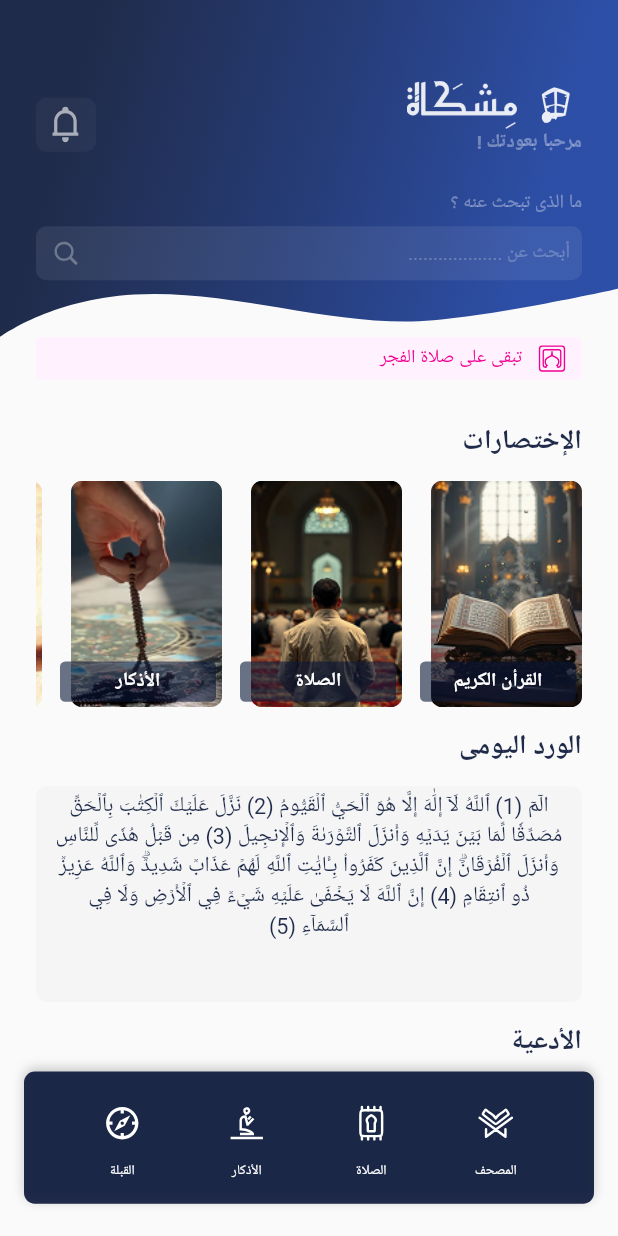
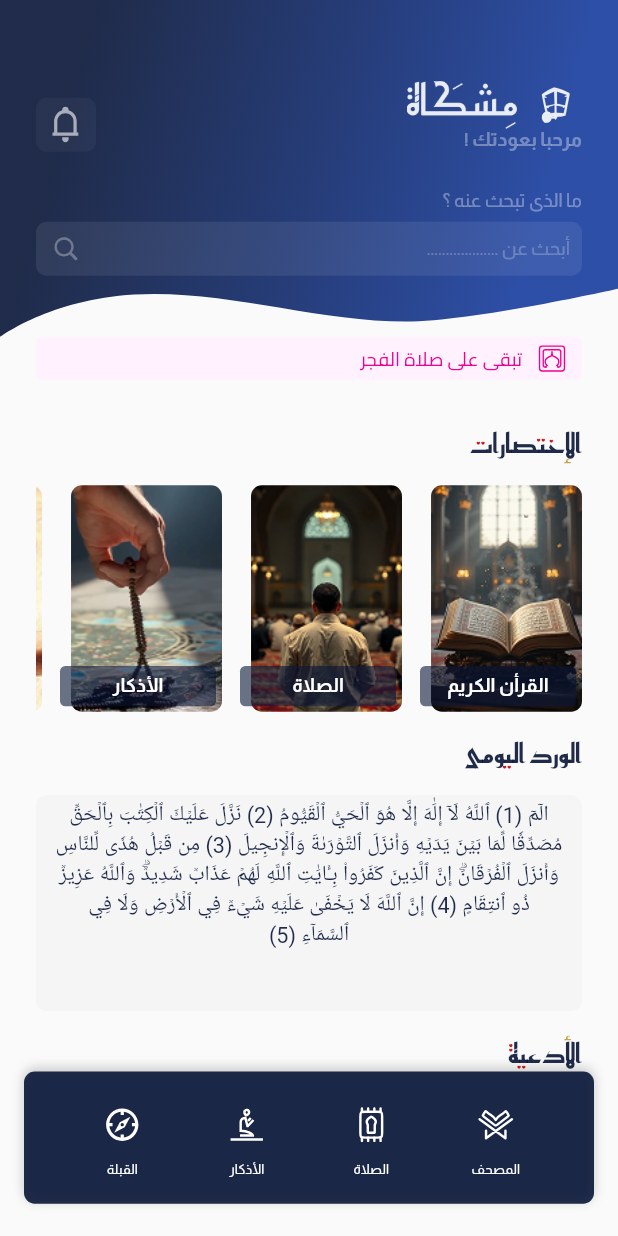
Before and after one commit to SalahFathy25/Islamic_App, a Flutter app: the HomeScreen screen opened by its route, on a phone screen of 412 x 824 dp. Run offline on Flutter 3.47's test engine with Material 3 defaults, Android fonts, the light colour scheme and no system bars; our stand-ins replace audioplayers, device_preview, dio, flutter_bloc, flutter_screenutil, flutter_svg and 5 more; accounts and stored records are empty; Roboto replaces fonts that are missing (AmiriQuran, assets/fonts/Almarai-Bold.ttf, assets/fonts/Almarai-Regular.ttf).

Commit message:
- change font family for app

```diff
--- a/lib/app/core/utils/font_style.dart
+++ b/lib/app/core/utils/font_style.dart
@@ -1,79 +1,78 @@
 import 'package:flutter/material.dart';
 import 'package:flutter_screenutil/flutter_screenutil.dart';
-import 'package:islamic_app/generated/assets.dart';
 
 import 'app_colors.dart';
 
 class AppFontStyle {
   static TextStyle fontAlmarai10w400White = TextStyle(
     fontSize: 10.sp,
-    fontFamily: Assets.fontsAlmaraiRegular,
+    fontFamily: 'Almarai',
     fontWeight: FontWeight.w400,
     color: AppColors.white,
   );
   static TextStyle fontAlmarai12w400mainColor = TextStyle(
     fontSize: 12.sp,
-    fontFamily: Assets.fontsAlmaraiRegular,
+    fontFamily: 'Almarai',
     fontWeight: FontWeight.w400,
     color: AppColors.mainColor,
   );
   static TextStyle fontAlmarai14w700White = TextStyle(
     fontSize: 14.sp,
-    fontFamily: Assets.fontsAlmaraiBold,
+    fontFamily: 'Almarai',
     fontWeight: FontWeight.w700,
     color: AppColors.white,
   );
   static TextStyle fontAlmarai14w400White = TextStyle(
     fontSize: 14.sp,
-    fontFamily: Assets.fontsAlmaraiRegular,
+    fontFamily: 'Almarai',
     fontWeight: FontWeight.w400,
     color: AppColors.white,
   );
   static TextStyle fontAlmarai14w800White = TextStyle(
     fontSize: 14.sp,
-    fontFamily: Assets.fontsAlmaraiExtraBold,
+    fontFamily: 'Almarai',
     fontWeight: FontWeight.w800,
     color: AppColors.white,
   );
   static TextStyle fontAlmarai14w800Black = TextStyle(
     fontSize: 14.sp,
-    fontFamily: Assets.fontsAlmaraiExtraBold,
+    fontFamily: 'Almarai',
     fontWeight: FontWeight.w800,
     color: AppColors.black,
   );
   static TextStyle fontCairo14w400pink = TextStyle(
     fontSize: 14.sp,
-    fontFamily: Assets.fontsCairoRegular,
+    fontFamily: 'Cairo',
     fontWeight: FontWeight.w400,
     color: AppColors.pinkColor,
   );
   static TextStyle fontAmiri16w400titleColor = TextStyle(
     fontSize: 16.sp,
-    fontFamily: Assets.fontsAmiriQuranRegular,
+    fontFamily: 'AmiriQuran',
     fontWeight: FontWeight.w400,
     color: AppColors.mainColor,
   );
   static TextStyle fontCairo18w700black = TextStyle(
     fontSize: 18.sp,
-    fontFamily: Assets.fontsReemKufiFunBold,
+    fontFamily: 'Cairo',
     fontWeight: FontWeight.w700,
     color: AppColors.black,
   );
   static TextStyle fontReemKafi18w700titleColor = TextStyle(
     fontSize: 18.sp,
-    fontFamily: Assets.fontsReemKufiFunBold,
+    fontFamily: 'ReemKufi',
     fontWeight: FontWeight.w700,
     color: AppColors.mainColor,
   );
   static TextStyle fontReemKafi20w600titleColor = TextStyle(
     fontSize: 20.sp,
-    fontFamily: Assets.fontsReemKufiFunBold,
+    fontFamily: 'ReemKufi',
     fontWeight: FontWeight.w600,
     color: AppColors.mainColor.withValues(alpha: 0.9),
   );
   static TextStyle fontReemKafi20w400titleColor = TextStyle(
     fontSize: 20.sp,
-    fontFamily: Assets.fontsReemKufiFunRegular,
+    fontFamily: 'ReemKufi',
     fontWeight: FontWeight.w400,
     color: AppColors.mainColor.withValues(alpha: 0.9),
   );
```
